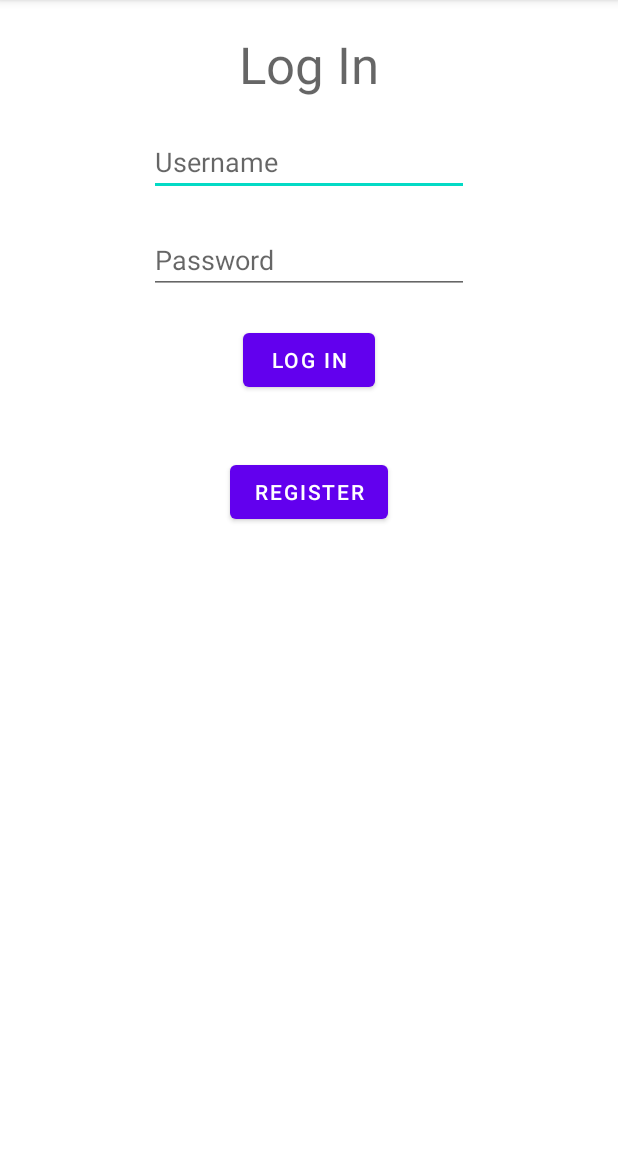
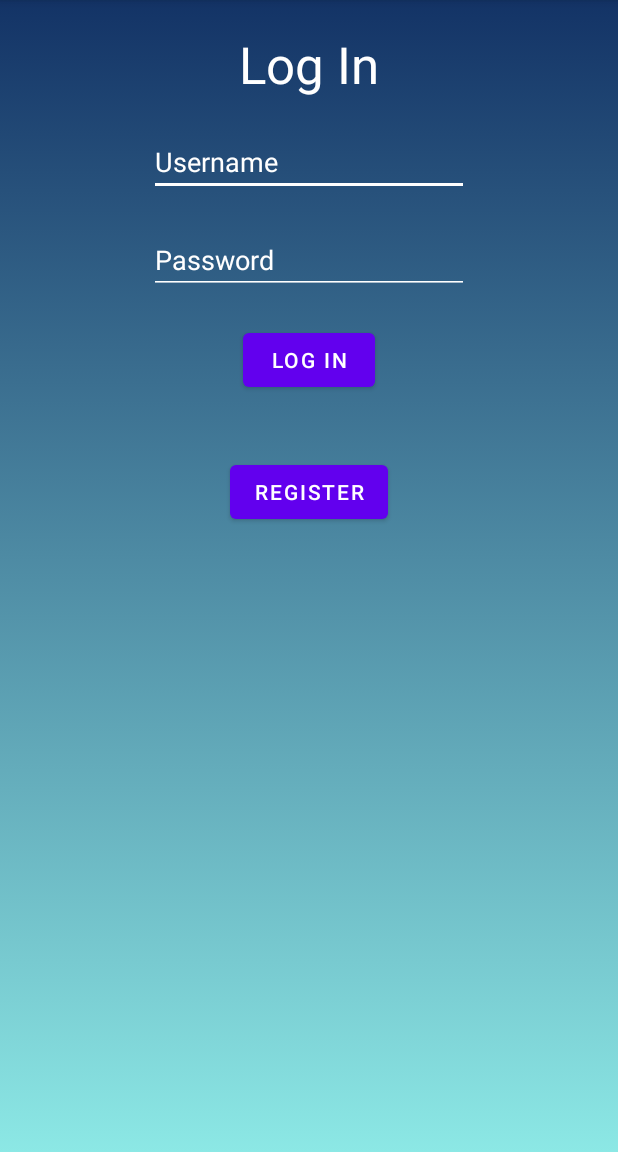
Before and after one commit to SMMotteler/Garden-Planner, an Android app: the screen it shows after launch (LoginActivity), on a phone screen of 412 x 824 dp, the part 84-1236 px from its top. Run offline under Robolectric (Android 15) with nearby library versions, the phone set to English and light mode, and no system bars; libraries missing offline, so code that uses them is left out: com.parse; 6 statements that could not run were skipped.

```diff
--- a/app/build.gradle
+++ b/app/build.gradle
@@ -25,6 +25,10 @@ android {
         sourceCompatibility JavaVersion.VERSION_1_8
         targetCompatibility JavaVersion.VERSION_1_8
     }
+    buildFeatures {
+        viewBinding true
+    }
+
 }
 
 dependencies {
--- a/app/src/main/java/com/example/garden_planner/CreateGardenActivity.java
+++ b/app/src/main/java/com/example/garden_planner/CreateGardenActivity.java
@@ -4,7 +4,10 @@ import androidx.appcompat.app.AppCompatActivity;
 
 import android.os.Bundle;
 
+import com.example.garden_planner.databinding.ActivityCreateGardenBinding;
+
 public class CreateGardenActivity extends AppCompatActivity {
+    private ActivityCreateGardenBinding binding;
 
     @Override
     protected void onCreate(Bundle savedInstanceState) {
--- a/app/src/main/java/com/example/garden_planner/EditGardenActivity.java
+++ b/app/src/main/java/com/example/garden_planner/EditGardenActivity.java
@@ -4,7 +4,10 @@ import androidx.appcompat.app.AppCompatActivity;
 
 import android.os.Bundle;
 
+import com.example.garden_planner.databinding.ActivityEditGardenBinding;
+
 public class EditGardenActivity extends AppCompatActivity {
+    private ActivityEditGardenBinding binding;
 
     @Override
     protected void onCreate(Bundle savedInstanceState) {
--- a/app/src/main/java/com/example/garden_planner/LoginActivity.java
+++ b/app/src/main/java/com/example/garden_planner/LoginActivity.java
@@ -11,9 +11,11 @@ import android.widget.EditText;
 import android.widget.ImageView;
 import android.widget.TextView;
 
+import com.example.garden_planner.databinding.ActivityLoginBinding;
 import com.parse.ParseUser;
 
 public class LoginActivity extends AppCompatActivity {
+    private ActivityLoginBinding binding;
 
     private static final String TAG = "LoginActivity";
     EditText etUsername;
--- a/app/src/main/java/com/example/garden_planner/MainActivity.java
+++ b/app/src/main/java/com/example/garden_planner/MainActivity.java
@@ -11,6 +11,7 @@ import androidx.appcompat.app.AppCompatActivity;
 import androidx.fragment.app.Fragment;
 import androidx.fragment.app.FragmentManager;
 
+import com.example.garden_planner.databinding.ActivityMainBinding;
 import com.example.garden_planner.fragments.RemindersFragment;
 import com.example.garden_planner.fragments.GardenFeedFragment;
 import com.example.garden_planner.fragments.ProfileFragment;
@@ -22,6 +23,7 @@ import com.parse.ParseUser;
 
 public class MainActivity extends AppCompatActivity {
 
+    private ActivityMainBinding binding;
     final FragmentManager fragmentManager = getSupportFragmentManager();
     public BottomNavigationView bottomNavigationView;
     final GardenFeedFragment feedFragment = new GardenFeedFragment();
--- a/app/src/main/java/com/example/garden_planner/PlantAdditionActivity.java
+++ b/app/src/main/java/com/example/garden_planner/PlantAdditionActivity.java
@@ -4,7 +4,11 @@ import androidx.appcompat.app.AppCompatActivity;
 
 import android.os.Bundle;
 
+import com.example.garden_planner.databinding.ActivityPlantAdditionBinding;
+
 public class PlantAdditionActivity extends AppCompatActivity {
+
+    private ActivityPlantAdditionBinding binding;
 
     @Override
     protected void onCreate(Bundle savedInstanceState) {
--- a/app/src/main/java/com/example/garden_planner/RegisterActivity.java
+++ b/app/src/main/java/com/example/garden_planner/RegisterActivity.java
@@ -11,11 +11,14 @@ import android.widget.ImageView;
 import android.widget.TextView;
 import android.widget.Toast;
 
+import com.example.garden_planner.databinding.ActivityRegisterBinding;
 import com.parse.ParseException;
 import com.parse.ParseUser;
 import com.parse.SignUpCallback;
 
 public class RegisterActivity extends AppCompatActivity {
+
+    private ActivityRegisterBinding binding;
 
     public static final String TAG = "RegisterActivity";
     EditText etEmail;
--- a/app/src/main/java/com/example/garden_planner/fragments/BaseFragment.java
+++ b/app/src/main/java/com/example/garden_planner/fragments/BaseFragment.java
@@ -14,6 +14,7 @@ import com.parse.BuildConfig;
 import java.io.File;
 
 public class BaseFragment extends Fragment {
+
     public static final String TAG = "BaseFragment";
     public final static int CAPTURE_IMAGE_ACTIVITY_REQUEST_CODE = 1034;
     public String photoFileName = "photo.jpg";
--- a/app/src/main/java/com/example/garden_planner/fragments/GardenDetailFragment.java
+++ b/app/src/main/java/com/example/garden_planner/fragments/GardenDetailFragment.java
@@ -8,8 +8,11 @@ import android.view.ViewGroup;
 import androidx.fragment.app.Fragment;
 
 import com.example.garden_planner.R;
+import com.example.garden_planner.databinding.FragmentGardenDetailBinding;
 
 public class GardenDetailFragment extends Fragment {
+    private FragmentGardenDetailBinding binding;
+
     public GardenDetailFragment(){
 
     }
--- a/app/src/main/java/com/example/garden_planner/fragments/GardenFeedFragment.java
+++ b/app/src/main/java/com/example/garden_planner/fragments/GardenFeedFragment.java
@@ -8,8 +8,11 @@ import android.view.ViewGroup;
 import androidx.fragment.app.Fragment;
 
 import com.example.garden_planner.R;
+import com.example.garden_planner.databinding.FragmentGardenFeedBinding;
 
 public class GardenFeedFragment extends Fragment {
+
+    private FragmentGardenFeedBinding binding;
 
     public GardenFeedFragment()
     {
--- a/app/src/main/java/com/example/garden_planner/fragments/ProfileFragment.java
+++ b/app/src/main/java/com/example/garden_planner/fragments/ProfileFragment.java
@@ -20,6 +20,7 @@ import com.example.garden_planner.GardenMethodHelper;
 import com.example.garden_planner.LoginActivity;
 import com.example.garden_planner.MainActivity;
 import com.example.garden_planner.R;
+import com.example.garden_planner.databinding.FragmentProfileBinding;
 import com.parse.GetCallback;
 import com.parse.LogOutCallback;
 import com.parse.ParseException;
@@ -32,6 +33,7 @@ import java.util.Calendar;
 
 public class ProfileFragment extends BaseFragment {
 
+    private FragmentProfileBinding binding;
     private Button btLogout;
     private TextView tvUsername;
     private TextView tvUserSince;
--- a/app/src/main/java/com/example/garden_planner/fragments/RemindersFragment.java
+++ b/app/src/main/java/com/example/garden_planner/fragments/RemindersFragment.java
@@ -8,8 +8,11 @@ import android.view.ViewGroup;
 import androidx.fragment.app.Fragment;
 
 import com.example.garden_planner.R;
+import com.example.garden_planner.databinding.FragmentRemindersBinding;
 
 public class RemindersFragment extends Fragment {
+
+    FragmentRemindersBinding binding;
 
     public RemindersFragment(){
 
--- a/app/src/main/res/layout/activity_login.xml
+++ b/app/src/main/res/layout/activity_login.xml
@@ -4,10 +4,15 @@
     xmlns:tools="http://schemas.android.com/tools"
     android:layout_width="match_parent"
     android:layout_height="match_parent"
-    tools:context=".LoginActivity">
+    tools:context=".LoginActivity"
+    android:background="@drawable/login_register_gradient">
 
     <EditText
         android:id="@+id/etUsername"
+        android:backgroundTint="@color/white"
+        android:textColor="@color/white"
+        android:textColorHighlight="#FFD3D3D3"
+        android:textColorHint="@color/white"
         android:layout_width="wrap_content"
         android:layout_height="wrap_content"
         android:layout_marginTop="20dp"
@@ -20,6 +25,10 @@
 
     <EditText
         android:id="@+id/etPassword"
+        android:backgroundTint="@color/white"
+        android:textColor="@color/white"
+        android:textColorHighlight="#FFD3D3D3"
+        android:textColorHint="@color/white"
         android:layout_width="wrap_content"
         android:layout_height="wrap_content"
         android:layout_marginTop="20dp"
@@ -31,6 +40,7 @@
         app:layout_constraintTop_toBottomOf="@+id/etUsername" />
 
     <TextView
+        android:textColor="@color/white"
         android:id="@+id/tvLogin"
         android:layout_width="wrap_content"
         android:layout_height="wrap_content"
```
Also changed, not shown: app/src/main/java/com/example/garden_planner/PictureHandlerActivity.java (+14 -0 lines).
